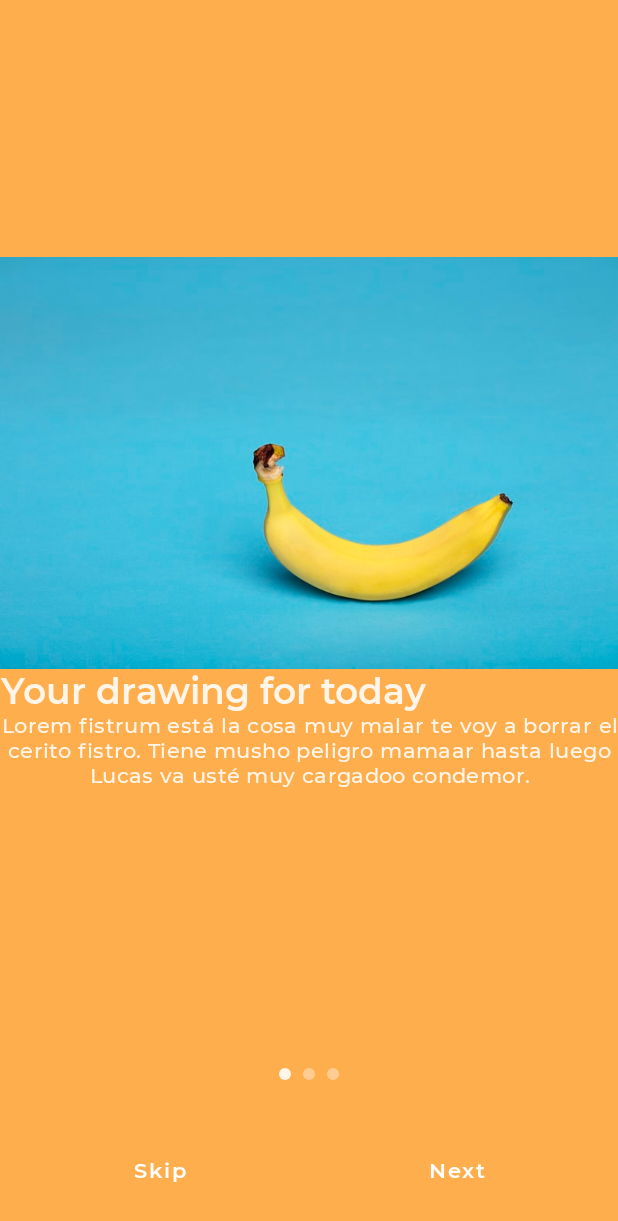
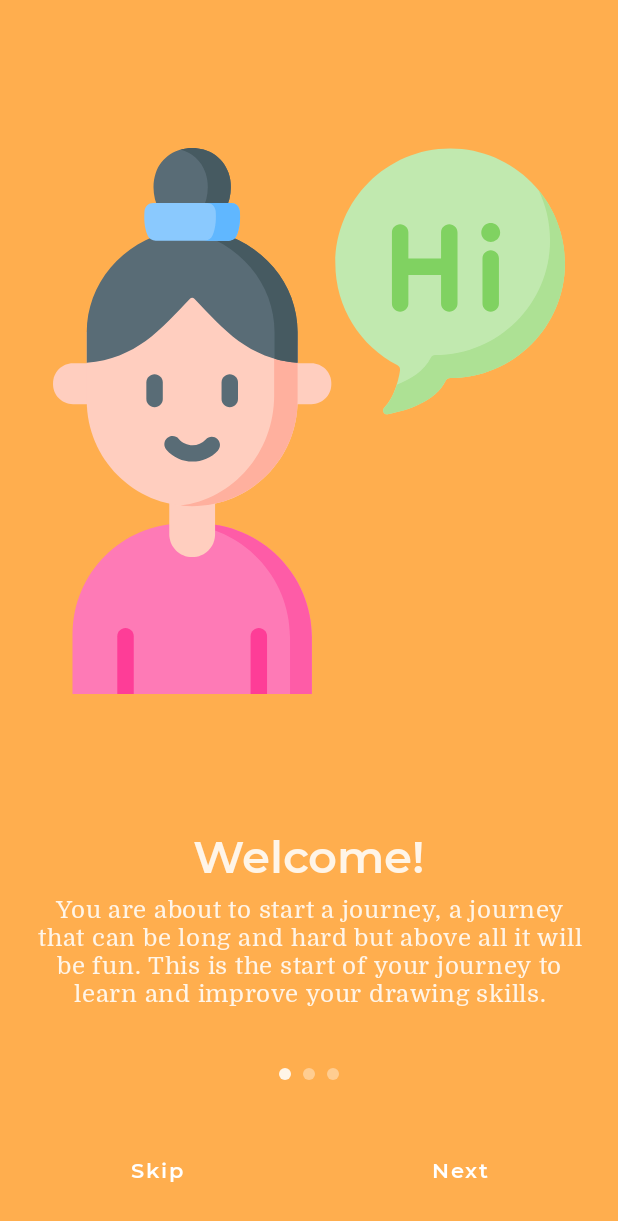
Before and after one commit to mrebollob/drawaday, an Android app built with Jetpack Compose: the OnBoardingScreen screen opened through its navigation route, on a phone screen of 412 x 824 dp. Shown: the top 1221 px of the screen. Run offline under Robolectric (Android 15) with nearby library versions, the phone set to English and light mode, and no system bars; our stand-ins replace accompanist.

Commit message:
Update tutorial

```diff
--- a/android/src/main/java/com/mrebollob/drawaday/ui/onboarding/OnBoardingContent.kt
+++ b/android/src/main/java/com/mrebollob/drawaday/ui/onboarding/OnBoardingContent.kt
@@ -2,8 +2,7 @@ package com.mrebollob.drawaday.ui.onboarding
 
 import androidx.annotation.DrawableRes
 import androidx.annotation.StringRes
-import androidx.compose.material.Colors
-import androidx.compose.material.lightColors
+import androidx.compose.ui.graphics.Color
 import com.mrebollob.drawaday.R
 import com.mrebollob.drawaday.ui.theme.Green
 import com.mrebollob.drawaday.ui.theme.Orange1
@@ -13,7 +12,7 @@ data class OnBoardingContent(
     @StringRes val title: Int,
     @StringRes val body: Int,
     @DrawableRes val image: Int,
-    val colors: Colors
+    val color: Color
 ) {
 
     companion object {
@@ -21,35 +20,20 @@ data class OnBoardingContent(
             OnBoardingContent(
                 title = R.string.on_boarding_screen_title_1,
                 body = R.string.on_boarding_screen_body_1,
-                image = R.drawable.placeholder,
-                colors = lightColors(
-                    primary = Orange1,
-                    primaryVariant = Orange1,
-                    secondary = Orange1,
-                    surface = Orange1
-                )
+                image = R.drawable.image_tutorial_hello,
+                color = Orange1
             ),
             OnBoardingContent(
                 title = R.string.on_boarding_screen_title_2,
                 body = R.string.on_boarding_screen_body_2,
-                image = R.drawable.placeholder,
-                colors = lightColors(
-                    primary = Orange2,
-                    primaryVariant = Orange2,
-                    secondary = Orange2,
-                    surface = Orange2
-                )
+                image = R.drawable.image_tutorial_hello,
+                color = Orange2
             ),
             OnBoardingContent(
                 title = R.string.on_boarding_screen_title_3,
                 body = R.string.on_boarding_screen_body_3,
-                image = R.drawable.placeholder,
-                colors = lightColors(
-                    primary = Green,
-                    primaryVariant = Green,
-                    secondary = Green,
-                    surface = Green
-                )
+                image = R.drawable.image_tutorial_hello,
+                color = Green
             )
         )
     }
--- a/android/src/main/java/com/mrebollob/drawaday/ui/onboarding/OnBoardingScreen.kt
+++ b/android/src/main/java/com/mrebollob/drawaday/ui/onboarding/OnBoardingScreen.kt
@@ -35,7 +35,7 @@ fun OnBoardingScreen(
     val coroutineScope = rememberCoroutineScope()
     val pagerState = rememberPagerState(pageCount = onBoardingContent.size)
 
-    ColorTheme(colors = onBoardingContent[pagerState.currentPage].colors) {
+    ColorTheme(color = onBoardingContent[pagerState.currentPage].color) {
         Surface(
             modifier = modifier.supportWideScreen()
         ) {
@@ -76,21 +76,30 @@ private fun OnBoardingContentView(
     modifier: Modifier = Modifier,
     onBoardingContent: OnBoardingContent
 ) {
-    Column(modifier) {
+    Column(
+        horizontalAlignment = Alignment.CenterHorizontally,
+        verticalArrangement = Arrangement.Bottom,
+        modifier = modifier
+            .padding(24.dp)
+            .fillMaxSize(),
+    ) {
         Image(
+            modifier = Modifier.weight(1f),
             painter = painterResource(onBoardingContent.image),
             contentDescription = stringResource(id = onBoardingContent.title),
             contentScale = ContentScale.Fit,
         )
+        Spacer(modifier = Modifier.height(16.dp))
         Text(
             text = stringResource(id = R.string.on_boarding_screen_title_1),
-            style = MaterialTheme.typography.h5,
+            style = MaterialTheme.typography.h4,
             textAlign = TextAlign.Center,
             modifier = Modifier.wrapContentHeight()
         )
+        Spacer(modifier = Modifier.height(8.dp))
         Text(
             text = stringResource(id = R.string.on_boarding_screen_body_1),
-            style = MaterialTheme.typography.body2,
+            style = MaterialTheme.typography.body1,
             textAlign = TextAlign.Center,
             modifier = Modifier.wrapContentHeight()
         )
@@ -135,7 +144,7 @@ private fun NavigationBottomBar(
                         color = Color.White
                     )
                 }
-                Spacer(modifier = Modifier.width(16.dp))
+                Spacer(modifier = Modifier.width(24.dp))
                 TextButton(
                     modifier = Modifier
                         .weight(1f)
--- a/android/src/main/java/com/mrebollob/drawaday/ui/theme/Theme.kt
+++ b/android/src/main/java/com/mrebollob/drawaday/ui/theme/Theme.kt
@@ -42,9 +42,17 @@ fun DrawADayTheme(
 
 @Composable
 fun ColorTheme(
-    colors: Colors,
+    color: Color,
     content: @Composable () -> Unit
 ) {
+
+    val colors = lightColors(
+        primary = color,
+        primaryVariant = color,
+        secondary = color,
+        surface = color
+    )
+
     MaterialTheme(
         colors = colors,
         typography = DrawADayTypography,
--- /dev/null
+++ b/android/src/main/res/drawable/image_tutorial_hello.xml
@@ -0,0 +1,75 @@
+<vector xmlns:android="http://schemas.android.com/apk/res/android"
+    android:width="512dp"
+    android:height="512dp"
+    android:viewportWidth="512"
+    android:viewportHeight="512">
+    <path
+        android:fillColor="#c1e9af"
+        android:pathData="m388.567,0.439c-59.448,-0.111 -107.879,48.225 -107.878,107.673 0.001,41.668 23.67,77.806 58.297,95.706 1.701,0.879 2.646,2.747 2.366,4.64 -1.078,7.283 -4.621,24.649 -14.828,35.128 -2.462,2.528 -0.179,6.741 3.291,6.098 17.673,-3.277 44.478,-11.441 54.404,-31.326 0.784,-1.57 2.357,-2.577 4.112,-2.576h0.03c59.465,0 107.672,-48.206 107.672,-107.672 -0.001,-59.396 -48.096,-107.559 -107.466,-107.671z" />
+    <path
+        android:fillColor="#ade194"
+        android:pathData="m496.031,108.106c0,59.473 -48.209,107.672 -107.672,107.672h-0.031c-1.757,0 -3.33,1.007 -4.111,2.58 -9.928,19.886 -36.73,28.046 -54.406,31.324 -3.463,0.647 -5.745,-3.566 -3.289,-6.094 5.868,-6.022 9.527,-14.316 11.788,-21.664 13,-4.933 25.734,-12.764 31.92,-25.158 0.781,-1.572 2.353,-2.58 4.111,-2.58h0.031c59.462,0 107.672,-48.199 107.672,-107.672 0,-16.947 -3.916,-32.979 -10.904,-47.243 15.549,18.663 24.891,42.66 24.891,68.835z" />
+    <path
+        android:fillColor="#ffcebf"
+        android:pathData="m51.315,240.306h-16.672c-10.314,0 -18.675,-8.361 -18.675,-18.675v-1.034c0,-10.314 8.361,-18.675 18.675,-18.675h16.672z" />
+    <path
+        android:fillColor="#ffcebf"
+        android:pathData="m241.073,240.306h17.179c10.314,0 18.675,-8.361 18.675,-18.675v-1.034c0,-10.314 -8.361,-18.675 -18.675,-18.675h-17.179z" />
+    <path
+        android:fillColor="#fe7ab6"
+        android:pathData="m258.68,458.93v53.07h-224.46v-55.95c0,-57.38 46.51,-103.9 103.9,-103.9h13.78c58.97,0 106.78,47.8 106.78,106.78z" />
+    <path
+        android:fillColor="#fe5ca7"
+        android:pathData="m258.68,458.93v53.07h-20.46v-53.07c0,-57.38 -45.24,-104.18 -102,-106.66 1.58,-0.09 3.17,-0.12 4.78,-0.12h10.9c58.97,0 106.78,47.8 106.78,106.78z" />
+    <path
+        android:fillColor="#ffcebf"
+        android:pathData="m167.931,362.11v-34.163h-42.969v34.163c0,11.865 9.619,21.484 21.484,21.484 11.866,0 21.485,-9.619 21.485,-21.484z" />
+    <path
+        android:fillColor="#fe3d97"
+        android:pathData="m91.651,457.778v54.221h-15.415v-54.221c0,-4.255 3.453,-7.708 7.708,-7.708 4.264,0 7.707,3.453 7.707,7.708z" />
+    <path
+        android:fillColor="#fe3d97"
+        android:pathData="m216.65,457.778v54.221h-15.415v-54.221c0,-4.255 3.453,-7.708 7.708,-7.708 4.264,0 7.707,3.453 7.707,7.708z" />
+    <path
+        android:fillColor="#ffcebf"
+        android:pathData="m245.29,185.553v51.465c0,54.591 -44.252,98.844 -98.844,98.844s-98.844,-44.252 -98.844,-98.844v-64.531l101.21,-37.502z" />
+    <path
+        android:fillColor="#ffb09e"
+        android:pathData="m245.292,180.306v56.716c0,54.587 -44.258,98.846 -98.845,98.846 -3.754,0 -7.463,-0.211 -11.106,-0.622 49.489,-5.686 87.995,-49.823 87.995,-103.41v-51.917z" />
+    <path
+        android:fillColor="#596c76"
+        android:pathData="m222.869,112.074c-14.253,-16.894 -34.407,-29.207 -56.801,-34.559 -6.571,-1.57 -13.125,-2.254 -19.621,-2.172 -6.496,-0.082 -13.05,0.602 -19.621,2.172 -22.394,5.352 -42.549,17.665 -56.802,34.559 -14.482,17.166 -22.421,38.613 -22.421,60.414v28.937c46.087,-3.921 69.035,-30.887 96.776,-60.071 1.122,-1.18 3.013,-1.18 4.135,0 27.742,29.185 50.689,56.15 96.776,60.071v-28.937c0,-21.801 -7.938,-43.248 -22.421,-60.414z" />
+    <path
+        android:fillColor="#465a61"
+        android:pathData="m245.296,172.489v28.938c-7.82,-0.67 -14.982,-1.998 -21.603,-3.889v-25.049c0,-21.798 -7.939,-43.25 -22.424,-60.413 -14.258,-16.894 -34.403,-29.208 -56.806,-34.565 -2.938,-0.702 -5.876,-1.232 -8.814,-1.588 3.608,-0.432 7.215,-0.626 10.802,-0.583 6.492,-0.076 13.048,0.605 19.616,2.171 22.392,5.358 42.548,17.671 56.806,34.565 14.484,17.163 22.423,38.615 22.423,60.413z" />
+    <path
+        android:fillColor="#596c76"
+        android:pathData="m180.68,23.733c-10.354,-31.591 -58.081,-31.693 -68.466,0.001 -6.068,18.517 1.875,40.665 18.328,51.106h3.818,24.176 3.818c16.452,-10.442 24.394,-32.59 18.326,-51.107z" />
+    <path
+        android:fillColor="#465a61"
+        android:pathData="m162.35,74.842h-21.603c16.451,-10.445 24.401,-32.589 18.33,-51.113 -3.889,-11.839 -13.016,-19.259 -23.472,-22.23 17.445,-4.979 38.583,2.452 45.075,22.23 6.071,18.524 -1.879,40.668 -18.33,51.113z" />
+    <path
+        android:fillColor="#8ac9fe"
+        android:pathData="m191.145,59.046c-0.335,-4.255 -3.857,-7.55 -8.125,-7.55h-73.146c-4.269,0 -7.79,3.294 -8.125,7.55 -0.5,6.357 -0.409,15.576 2.953,23.012 1.329,2.939 4.232,4.849 7.457,4.849h68.577c3.225,0 6.128,-1.91 7.457,-4.849 3.362,-7.436 3.453,-16.655 2.952,-23.012z" />
+    <path
+        android:fillColor="#60b7ff"
+        android:pathData="m188.188,82.057c-1.329,2.938 -4.223,4.85 -7.453,4.85h-22.651c3.219,0 6.124,-1.912 7.453,-4.85 3.359,-7.432 3.457,-16.656 2.949,-23.008 -0.335,-4.256 -3.856,-7.55 -8.123,-7.55h22.662c4.267,0 7.788,3.295 8.123,7.55 0.496,6.352 0.41,15.577 -2.96,23.008z" />
+    <path
+        android:fillColor="#596c76"
+        android:pathData="m111.184,243.132c-4.257,0 -7.708,-3.451 -7.708,-7.708v-15.447c0,-4.257 3.45,-7.708 7.708,-7.708 4.257,0 7.708,3.451 7.708,7.708v15.447c0,4.257 -3.45,7.708 -7.708,7.708z" />
+    <path
+        android:fillColor="#596c76"
+        android:pathData="m181.711,243.132c-4.257,0 -7.708,-3.451 -7.708,-7.708v-15.447c0,-4.257 3.45,-7.708 7.708,-7.708s7.708,3.451 7.708,7.708v15.447c0,4.257 -3.451,7.708 -7.708,7.708z" />
+    <path
+        android:fillColor="#80d261"
+        android:pathData="m387.547,71.539c-4.257,0 -7.708,3.451 -7.708,7.708v24.437h-30.653v-24.437c0,-4.257 -3.45,-7.708 -7.708,-7.708s-7.708,3.451 -7.708,7.708v66.572c0,4.257 3.45,7.708 7.708,7.708s7.708,-3.451 7.708,-7.708v-26.72h30.653v26.72c0,4.257 3.45,7.708 7.708,7.708 4.257,0 7.708,-3.451 7.708,-7.708v-66.572c0,-4.257 -3.451,-7.708 -7.708,-7.708z" />
+    <path
+        android:fillColor="#80d261"
+        android:pathData="M426.397,79.247m-8.845,0a8.845,8.845 0,1 1,17.69 0a8.845,8.845 0,1 1,-17.69 0" />
+    <path
+        android:fillColor="#80d261"
+        android:pathData="m426.398,95.795c-4.257,0 -7.708,3.451 -7.708,7.708v42.317c0,4.257 3.45,7.708 7.708,7.708 4.257,0 7.708,-3.451 7.708,-7.708v-42.317c-0.001,-4.258 -3.451,-7.708 -7.708,-7.708z" />
+    <path
+        android:fillColor="#596c76"
+        android:pathData="m146.751,294.088c-9.395,0 -18.32,-4.07 -24.487,-11.167 -2.792,-3.213 -2.451,-8.082 0.762,-10.874 3.214,-2.793 8.081,-2.452 10.874,0.762 3.238,3.726 7.922,5.863 12.851,5.863 4.762,0 9.177,-1.917 12.431,-5.397 2.906,-3.109 7.784,-3.274 10.894,-0.366 3.109,2.907 3.274,7.784 0.366,10.894 -6.111,6.536 -14.746,10.285 -23.691,10.285z" />
+</vector>
--- a/android/src/main/res/values/strings.xml
+++ b/android/src/main/res/values/strings.xml
@@ -6,8 +6,8 @@
 
 
     <!--  OnBoarding screen  -->
-    <string name="on_boarding_screen_title_1">Your drawing for today</string>
-    <string name="on_boarding_screen_body_1">Lorem fistrum está la cosa muy malar te voy a borrar el cerito fistro. Tiene musho peligro mamaar hasta luego Lucas va usté muy cargadoo condemor.</string>
+    <string name="on_boarding_screen_title_1">Welcome!</string>
+    <string name="on_boarding_screen_body_1">You are about to start a journey, a journey that can be long and hard but above all it will be fun. This is the start of your journey to learn and improve your drawing skills.</string>
     <string name="on_boarding_screen_title_2">Your drawing for today</string>
     <string name="on_boarding_screen_body_2">Lorem fistrum está la cosa muy malar te voy a borrar el cerito fistro. Tiene musho peligro mamaar hasta luego Lucas va usté muy cargadoo condemor.</string>
     <string name="on_boarding_screen_title_3">Your drawing for today</string>
```
